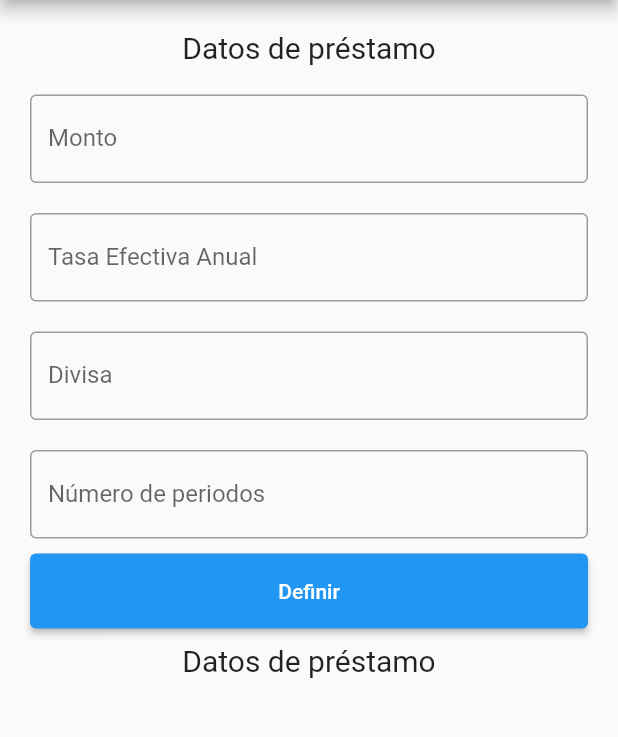
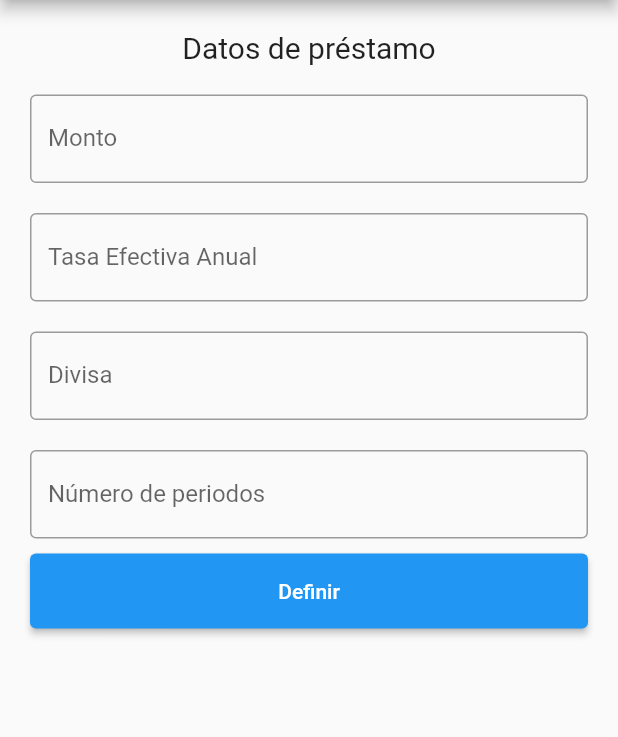
Before and after one commit to LlamitaFinance/llamita_vivienda, a Flutter app: the CreditsData screen opened directly, on a phone screen of 412 x 824 dp, the part 84-821 px from its top. Run offline on Flutter 3.47's test engine with Material 2 defaults, Android fonts, the phone set to English and light mode, and no system bars; network calls fail.

Commit message:
More screens

```diff
--- a/lib/screens/credits_data.dart
+++ b/lib/screens/credits_data.dart
@@ -22,7 +22,6 @@ class _CreditsDataState extends State<CreditsData> {
   var Co;
   var i;
   var n;
-  List mk = [];
   @override
   Widget build(BuildContext context) {
     return Scaffold(
@@ -104,14 +103,6 @@ class _CreditsDataState extends State<CreditsData> {
                 },
               ),
             ),
-            Container(
-              alignment: Alignment.center,
-              padding: EdgeInsets.all(10),
-              child: Text(
-                'Datos de préstamo',
-                style: TextStyle(fontSize: 20),
-              ),
-            ),
           ],
         ),
       ),
```
Also changed, not shown: lib/screens/customer_data.dart (+17 -0 lines), lib/screens/intro.dart (+9 -9 lines), lib/screens/login.dart (+8 -7 lines), lib/screens/register.dart (+9 -7 lines).
